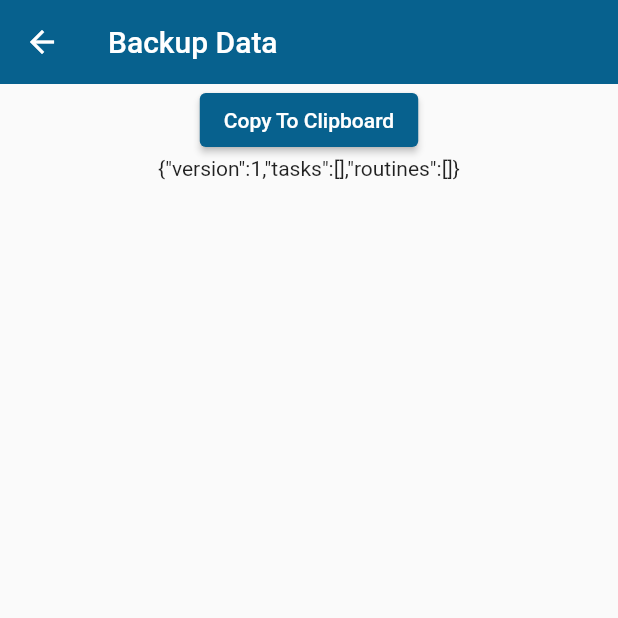
After one commit to mrhockeymonkey/todo, a Flutter app: the SettingsScreen screen opened by its route, after a tap on "Export JSON", on a phone screen of 412 x 824 dp, the top half of it. The commit adds this screen. Run offline on Flutter 3.47's test engine with Material 2 defaults, Android fonts, the light colour scheme and no system bars; our stand-ins replace flutter_vector_icons, jiffy, reorderables, wheel_chooser; missing offline and left inert: flutter_iconpicker, flutter_material_color_picker, localstore.

Commit message:
flavours and json export

```diff
--- a/lib/main.dart
+++ b/lib/main.dart
@@ -8,6 +8,7 @@ import 'package:todo/providers/test_provider.dart';
 import 'package:todo/providers/throw_away_task_provider.dart';
 import 'package:todo/screens/categories_screen.dart';
 import 'package:todo/screens/category_detail_screen.dart';
+import 'package:todo/screens/export_json_screen.dart';
 import 'package:todo/screens/home_screen.dart';
 import 'package:todo/screens/routine_detail_screen.dart';
 import 'package:todo/screens/settings_screen.dart';
@@ -68,6 +69,11 @@ class MyApp extends StatelessWidget {
             hintStyle: TextStyle(color: Colors.white30),
             labelStyle: TextStyle(color: Colors.white),
           ),
+          // textButtonTheme: TextButtonThemeData(
+          //   style: TextButton.styleFrom(
+          //     primary: AppColour.colorCustom,
+          //   ),
+          // ),
           textSelectionTheme: TextSelectionThemeData(
             cursorColor: Colors.white,
             selectionHandleColor: Colors.white70,
@@ -81,6 +87,7 @@ class MyApp extends StatelessWidget {
           SettingsScreen.routeName: (context) => SettingsScreen(),
           CategoriesScreen.routeName: (context) => CategoriesScreen(),
           CategoryDetailScreen.routeName: (context) => CategoryDetailScreen(),
+          ExportJsonPage.routeName: (context) => ExportJsonPage(),
         },
       ),
     );
--- /dev/null
+++ b/lib/screens/export_json_screen.dart
@@ -0,0 +1,100 @@
+import 'dart:convert';
+
+import 'package:flutter/material.dart';
+import 'package:flutter/services.dart';
+import 'package:provider/provider.dart';
+import 'package:todo/app_colour.dart';
+
+import '../models/routine.dart';
+import '../models/task.dart';
+import '../providers/routine_provider.dart';
+import '../providers/task_provider.dart';
+
+class ExportJsonPage extends StatefulWidget {
+  static const String routeName = '/export-json';
+
+  @override
+  State<StatefulWidget> createState() {
+    return _ExportJsonPageState();
+  }
+}
+
+class _ExportJsonPageState extends State<ExportJsonPage> {
+  @override
+  Widget build(BuildContext context) {
+    return Scaffold(
+      appBar: AppBar(
+        title: Text("Backup Data"),
+        // elevation: 0.0,
+      ),
+      body: _buildBody(),
+    );
+  }
+
+  Widget _buildBody() {
+    var json = _buildJson();
+
+    return Row(
+      children: [
+        Expanded(
+            child: Column(
+          children: [
+            ElevatedButton(
+              child: Text(
+                "Copy To Clipboard",
+                style: TextStyle(color: Colors.white),
+              ),
+              style: TextButton.styleFrom(primary: Colors.green),
+              onPressed: () {
+                Clipboard.setData(ClipboardData(text: json));
+                print("copied to clipboard");
+              },
+            ),
+            Container(
+              child: Text(json),
+              padding: EdgeInsets.symmetric(horizontal: 10.0),
+            ),
+          ],
+        ))
+      ],
+    );
+  }
+
+  String _buildJson() {
+    List<Map<String, dynamic>> exportedTasks = [];
+    List<Map<String, dynamic>> exportedRoutines = [];
+
+    final backlogTaskProvider = Provider.of<TaskProvider>(context);
+    final routineProvider = Provider.of<RoutineProvider>(context);
+
+    backlogTaskProvider.items
+        .where((t) => !t.isDone)
+        .forEach((t) => exportedTasks.add(_createTaskExport(t)));
+
+    routineProvider.items
+        .forEach((r) => exportedRoutines.add(_createRoutineExport(r)));
+
+    Map<String, dynamic> appData = {
+      "version": 1,
+      "tasks": exportedTasks,
+      "routines": exportedRoutines,
+    };
+
+    return jsonEncode(appData);
+  }
+
+  Map<String, dynamic> _createTaskExport(Task task) => {
+        "id": task.id,
+        "title": task.title,
+        "dueDateMsSinceEpoch": task.dueDate?.millisecondsSinceEpoch ?? 0,
+        "notes": task.notes
+      };
+
+  Map<String, dynamic> _createRoutineExport(Routine routine) => {
+        "id": routine.id,
+        "title": routine.title,
+        "recurNum": routine.recurNum,
+        "recurLen": routine.recurLen,
+        "notes": routine.notes,
+      };
+}
--- a/lib/screens/settings_screen.dart
+++ b/lib/screens/settings_screen.dart
@@ -1,5 +1,6 @@
 import 'package:flutter/material.dart';
 import 'package:todo/screens/categories_screen.dart';
+import 'package:todo/screens/export_json_screen.dart';
 
 class SettingsScreen extends StatelessWidget {
   static const String routeName = '/settings';
@@ -16,6 +17,7 @@ class SettingsScreen extends StatelessWidget {
             child: ListView(
               children: [
                 _buildCategoriesTile(context),
+                _buildJsonExportTile(context),
               ],
             ),
           )
@@ -30,4 +32,9 @@ class SettingsScreen extends StatelessWidget {
       //subtitle: Text(""),
       //isThreeLine: true,
       onTap: () => Navigator.of(context).pushNamed(CategoriesScreen.routeName));
+
+  Widget _buildJsonExportTile(BuildContext context) => ListTile(
+      leading: Icon(Icons.code),
+      title: Text("Export JSON"),
+      onTap: () => Navigator.of(context).pushNamed(ExportJsonPage.routeName));
 }
```
Also changed, not shown: 8 other files.
